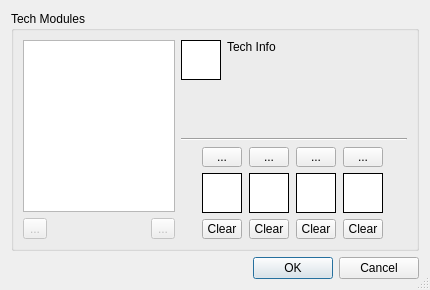
Old version of the form starcheat/templates/Techs.ui in the repository wizzomafizzo/starcheat.
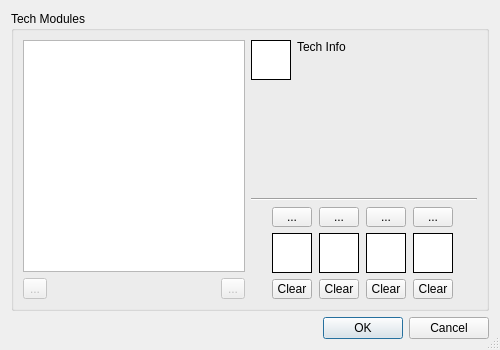
New version of the form. Icons and pictures are not drawn.

Patch:
```diff
--- a/starcheat/templates/Techs.ui
+++ b/starcheat/templates/Techs.ui
@@ -6,8 +6,8 @@
    <rect>
     <x>0</x>
     <y>0</y>
-    <width>430</width>
-    <height>290</height>
+    <width>500</width>
+    <height>350</height>
    </rect>
   </property>
   <property name="minimumSize">
```
